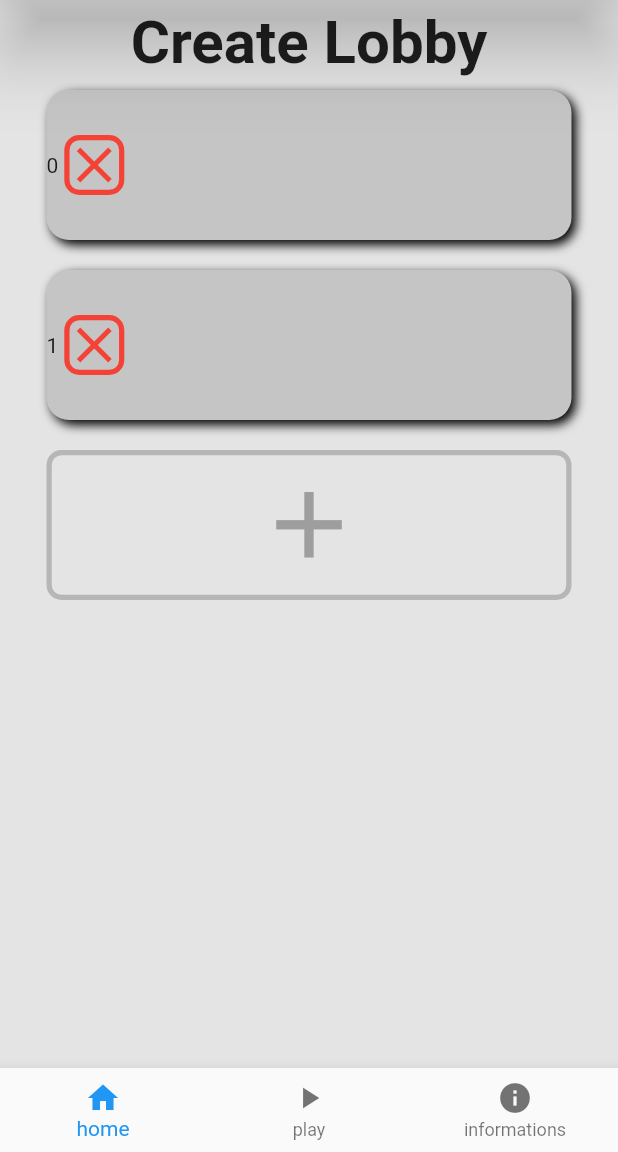
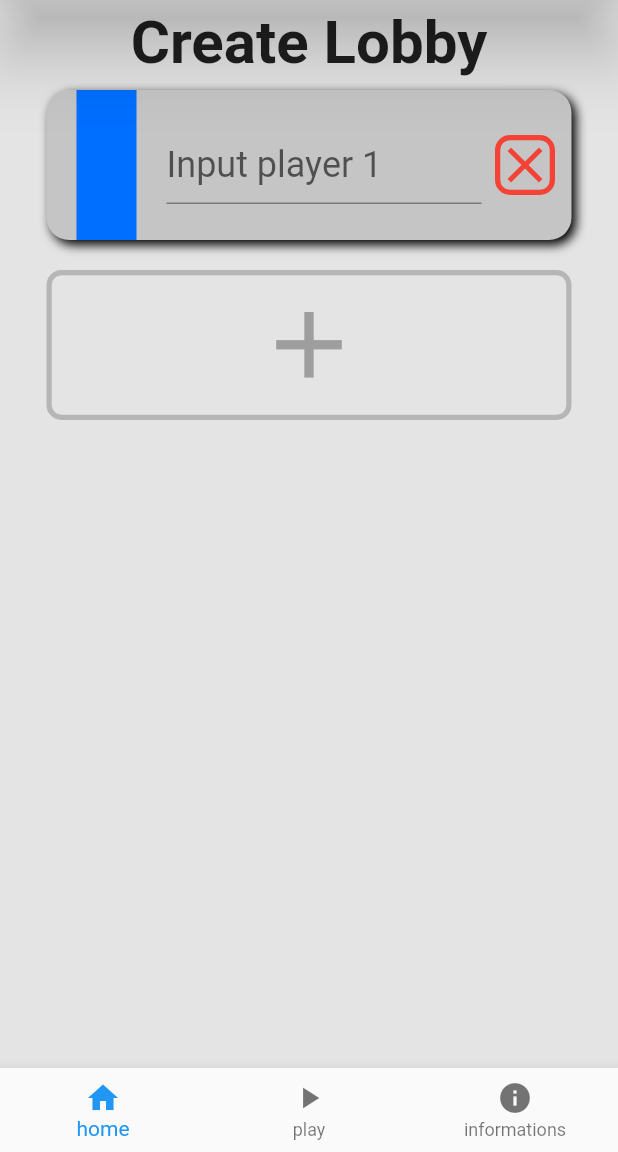
Before and after one commit to karas3/Flutter-Imposter-game, a Flutter app: the screen it shows after launch, after a tap on the "add" icon, on a phone screen of 412 x 824 dp, the part 84-1236 px from its top. Run offline on Flutter 3.47's test engine with Material 3 defaults, Android fonts, the phone set to English and light mode, and no system bars.

Commit message:
Fixed removing players

```diff
--- a/lib/main.dart
+++ b/lib/main.dart
@@ -16,26 +16,8 @@ class MyApp extends StatefulWidget {
 }
 
 class _MyAppState extends State<MyApp> {
-  late Lobby lobby;   // declare variable but not assign it
+  var lobby = Lobby();
   var selectedIndex = 1;
-  @override
-  void initState() {
-    super.initState();      // check if every thing is initialized
-    lobby = Lobby(removeCallback: removePlayercallback);  // pass the callback to constructor of lobby class
-    lobby.init();   // runs init method to create first container
-  }
-
-  addPlayercallback() {   // callback to rebuild scene and create new input tile
-    setState(() {
-      lobby.addPlayer();
-    });
-  }
-
-  removePlayercallback(index) { // callback to rebuild scene and delete input tile at index
-    setState(() {
-      lobby.removePlayer(index);
-    });
-  }
 
 
   @override
@@ -61,14 +43,31 @@ class _MyAppState extends State<MyApp> {
 //==================================    List of players   ==================================
             Flexible(
               child: ListView.builder(
-                  shrinkWrap: true,             // makes list not take entire page height
-                  itemCount: lobby.getPlayerListLenght(),
-                  itemBuilder: (_, index) => lobby.getPlayer(index),
-                ),
+                shrinkWrap: true,             // makes list not take entire page height
+                itemCount: lobby.getPlayerListLenght(),
+                itemBuilder: (_, index) {
+                  final player = lobby.getPlayer(index);
+                  return LobbyPlayerInputTile(
+                    controller: player.getController(),
+                    id: index,                          //id for later removal
+                    removeCallbackFunction: (int id) {
+                      setState(() {
+                        lobby.removePlayer(id);
+                      });
+                    },
+                  );
+                },
+              ),
             ),
 
 
-            AddPlayerButton(callbackFunction: addPlayercallback),   // gray button at bottom of page
+            AddPlayerButton(
+              addPlayercallback: () {   // callback to rebuild scene and create new input tile
+                setState(() {
+                  lobby.addPlayer();
+                });
+              }  // END of callback function
+            ),   // gray button at bottom of page
           ],
         ),
 
--- a/lib/src/lobby.dart
+++ b/lib/src/lobby.dart
@@ -1,27 +1,30 @@
-import 'lobbyUI.dart';
+import 'package:flutter/material.dart';
+
+class Player {
+  final TextEditingController _nameController = TextEditingController();    // Makes input persistent for shifting
+
+  getController() {
+    return _nameController;
+  }
+}
 
 class Lobby{
-  final Function(int) removeCallback;
-  List<LobbyPlayerInputTile> _playerList = [];
-  Lobby({required this.removeCallback});  //lobby constructor
+  List<Player> _playerList = [];
 
-
-  void init() {
-   _playerList = [new LobbyPlayerInputTile(index: 0, removeCallbackFunction: removeCallback)];  // add first input tile element
+  void addPlayer() {                //adds empty player input tile
+    _playerList.add(new Player());
   }
 
-  void addPlayer() {
-    var index = _playerList.length;   // get index at which container is storred in array. Used for deleting input tile later
-    _playerList.add(new LobbyPlayerInputTile(index: index, removeCallbackFunction: removeCallback));
-  }
-
-  void removePlayer(index) {    //remove player input tile at index
+  void removePlayer(int index) {    //remove player input tile at index
     _playerList.removeAt(index);
   }
 
-  getPlayer(index) {     // used to display list
+
+
+  getPlayer(int index) {            // used to display list
     return _playerList[index];
   }
+
   int getPlayerListLenght() {   // used to display list
     return _playerList.length;
   }
--- a/lib/src/lobbyUI.dart
+++ b/lib/src/lobbyUI.dart
@@ -17,13 +17,14 @@ class LobbyHeader extends StatelessWidget {
 
 class LobbyPlayerInputTile extends StatefulWidget {
   final Function removeCallbackFunction;
-  final index;
+  final int id;
+  final TextEditingController controller;
 
   const LobbyPlayerInputTile({
-    Key? key,
-    required this.index,
     required this.removeCallbackFunction,
-  }) : super(key: key);
+    required this.id,  // to remove object later
+    required this.controller,       // Makes input persistent for shifting
+  });
 
   @override
   State<LobbyPlayerInputTile> createState() => LobbyPlayerInputTileState();
@@ -53,45 +54,43 @@ class LobbyPlayerInputTileState extends State<LobbyPlayerInputTile> {
             ),
             child: Row(
               children: [
-                Text(                                           // DEBUG DEBUG DEBUG DEBUG DEBUG DEBUG DEBUG DEBUG DEBUG
-                  widget.index.toString()
+//==================================    Small Color Stripe   ==================================
+                Container(
+                  margin: EdgeInsets.only(left: 20.0),
+                  height: 100,
+                  width: 40,
+                  decoration: BoxDecoration(
+                    color: const Color.fromARGB(255, 0, 110, 255),
+                  ),
                 ),
-//==================================    Small Color Stripe   ==================================
-//                 Container(
-//                   margin: EdgeInsets.only(left: 20.0),
-//                   height: 100,
-//                   width: 40,
-//                   decoration: BoxDecoration(
-//                     color: const Color.fromARGB(255, 0, 110, 255),
-//                   ),
-//                 ),
-// //==================================    Container for input field   ==================================
-//                 Container(
-//                   alignment: Alignment.center,
-//                   margin: EdgeInsets.only(left: 20, right: 5),
-//                   width: 210,
-//                   height: 100,
-//                   child: TextFormField(                   //input field
-//                     decoration: const InputDecoration(
-//                       hintText: "Input player 1",
-//                       border: UnderlineInputBorder(),
-//                     ),
-//                     style: TextStyle(
-//                       fontSize: 24
-//                     ),
-//                   ),
-//                 ),
+//==================================    Container for input field   ==================================
+                Container(
+                  alignment: Alignment.center,
+                  margin: EdgeInsets.only(left: 20, right: 5),
+                  width: 210,
+                  height: 100,
+                  child: TextFormField(                   //input field
+                    controller: widget.controller,
+                    decoration: const InputDecoration(
+                      hintText: "Input player 1",
+                      border: UnderlineInputBorder(),
+                    ),
+                    style: TextStyle(
+                      fontSize: 24
+                    ),
+                  ),
+                ),
 //==================================    Delete button   ==================================
                 OutlinedButton(
                   onPressed: () {
-                    widget.removeCallbackFunction(widget.index);
+                    widget.removeCallbackFunction(widget.id);
                   },
                   style: ButtonStyle(
                     minimumSize: WidgetStatePropertyAll(Size.zero),
                     fixedSize: WidgetStatePropertyAll(const Size(40, 40)),
                     shape: WidgetStatePropertyAll(RoundedRectangleBorder(borderRadius: BorderRadius.circular(10.0))),
                     padding: WidgetStatePropertyAll(EdgeInsets.all(0)),
-                    side: WidgetStatePropertyAll(BorderSide(                                                                // set border width and color
+                    side: WidgetStatePropertyAll(BorderSide(  // set border width and color
                       width: 3.5,
                       color: Colors.red,
                     )),
@@ -115,14 +114,14 @@ class LobbyPlayerInputTileState extends State<LobbyPlayerInputTile> {
 
 
 class AddPlayerButton extends StatelessWidget {
-  final Function callbackFunction;
-  const AddPlayerButton({super.key, required this.callbackFunction});
+  final Function addPlayercallback;
+  const AddPlayerButton({required this.addPlayercallback});
 
   @override
   Widget build(BuildContext context) {
     return OutlinedButton(
       onPressed: () {
-        callbackFunction();
+        addPlayercallback();
       },
       style: ButtonStyle(
         fixedSize: WidgetStatePropertyAll(const Size(350, 100)),
```
